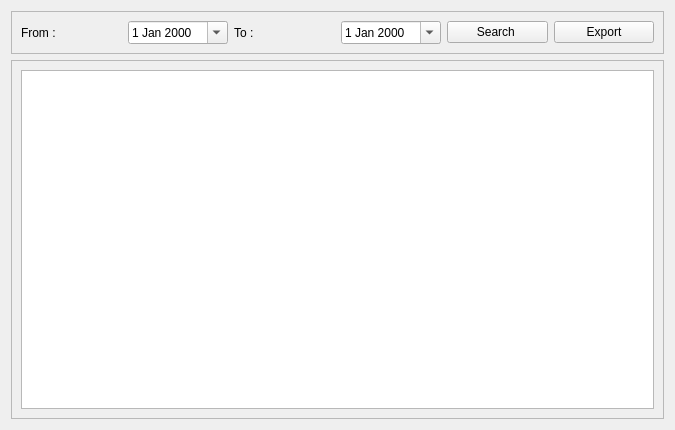
Above: UI_Files/dataWindow.ui from listpplo/AtopRobo before the change. Below: the same form after it.
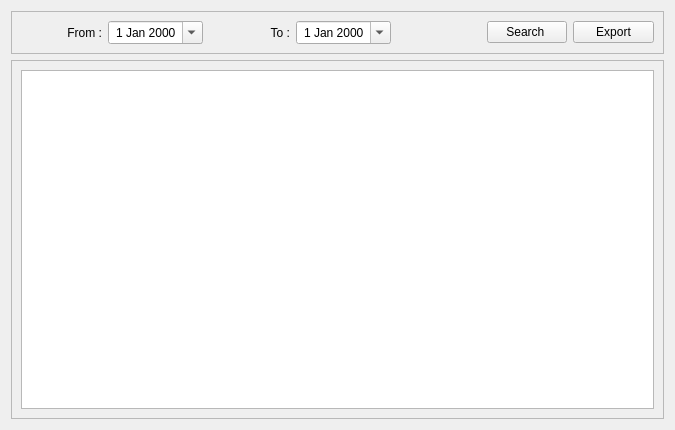
That is the form after the change. Custom widgets are drawn as their Qt base class.

Diff of the .ui file:
```diff
--- a/UI_Files/dataWindow.ui
+++ b/UI_Files/dataWindow.ui
@@ -28,10 +28,16 @@
         <property name="text">
          <string>From :</string>
         </property>
+        <property name="alignment">
+         <set>Qt::AlignmentFlag::AlignRight|Qt::AlignmentFlag::AlignTrailing|Qt::AlignmentFlag::AlignVCenter</set>
+        </property>
        </widget>
       </item>
       <item>
        <widget class="QDateEdit" name="dateEdit">
+        <property name="alignment">
+         <set>Qt::AlignmentFlag::AlignCenter</set>
+        </property>
         <property name="calendarPopup">
          <bool>true</bool>
         </property>
@@ -42,15 +48,37 @@
         <property name="text">
          <string>To :</string>
         </property>
+        <property name="alignment">
+         <set>Qt::AlignmentFlag::AlignRight|Qt::AlignmentFlag::AlignTrailing|Qt::AlignmentFlag::AlignVCenter</set>
+        </property>
        </widget>
       </item>
       <item>
        <widget class="QDateEdit" name="dateEdit_2">
+        <property name="alignment">
+         <set>Qt::AlignmentFlag::AlignCenter</set>
+        </property>
         <property name="calendarPopup">
          <bool>true</bool>
         </property>
        </widget>
       </item>
+      <item>
+       <spacer name="horizontalSpacer">
+        <property name="orientation">
+         <enum>Qt::Orientation::Horizontal</enum>
+        </property>
+        <property name="sizeType">
+         <enum>QSizePolicy::Policy::Fixed</enum>
+        </property>
+        <property name="sizeHint" stdset="0">
+         <size>
+          <width>90</width>
+          <height>20</height>
+         </size>
+        </property>
+       </spacer>
+      </item>
       <item>
        <widget class="QPushButton" name="pushButton">
         <property name="text">
```
